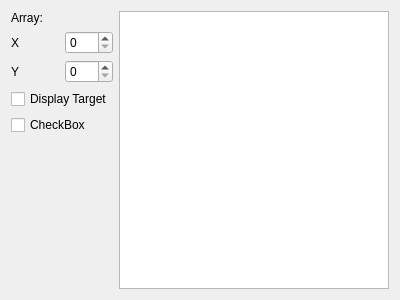
Above: lib/devices/Scanner/ProtocolTemplate.ui from acq4/acq4 before the change. Below: the same form after it.
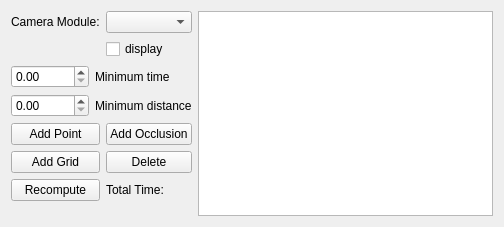
That is the form after the change.

Patch:
```diff
--- a/lib/devices/Scanner/ProtocolTemplate.ui
+++ b/lib/devices/Scanner/ProtocolTemplate.ui
@@ -1,79 +1,104 @@
 <ui version="4.0" >
  <class>Form</class>
- <widget class="QWidget" name="Form" >
-  <property name="geometry" >
+ <widget class="QWidget" name="Form">
+  <property name="geometry">
    <rect>
     <x>0</x>
     <y>0</y>
-    <width>400</width>
-    <height>300</height>
+    <width>504</width>
+    <height>227</height>
    </rect>
   </property>
   <property name="windowTitle" >
    <string>Form</string>
   </property>
-  <layout class="QVBoxLayout" name="verticalLayout" >
-   <item>
-    <layout class="QGridLayout" name="gridLayout_3" >
-     <item rowspan="6" row="0" column="2" >
-      <widget class="QGraphicsView" name="graphicsView_2" />
+  <layout class="QGridLayout" name="gridLayout_2">
+   <item row="0" column="1">
+    <widget class="QComboBox" name="moduleCombo"/>
+   </item>
+   <item row="0" column="2" rowspan="8">
+    <widget class="QListWidget" name="listWidget"/>
+   </item>
+   <item row="0" column="0">
+    <widget class="QLabel" name="label">
+     <property name="text">
+      <string>Camera Module:</string>
+     </property>
+    </widget>
+   </item>
+   <item row="1" column="1">
+    <widget class="QCheckBox" name="displayCheck">
+     <property name="text">
+      <string>display</string>
+     </property>
+    </widget>
+   </item>
+   <item row="2" column="0" colspan="2">
+    <layout class="QGridLayout" name="gridLayout">
+     <item row="0" column="0">
+      <widget class="QDoubleSpinBox" name="minTimeSpin"/>
      </item>
-     <item row="1" column="0" >
-      <widget class="QLabel" name="label_3" >
-       <property name="text" >
-        <string>X</string>
-       </property>
-      </widget>
+     <item row="1" column="0">
+      <widget class="QDoubleSpinBox" name="minDistSpin"/>
      </item>
-     <item row="1" column="1" >
-      <widget class="QSpinBox" name="spinBox_2" />
-     </item>
-     <item row="2" column="0" >
-      <widget class="QLabel" name="label_4" >
-       <property name="text" >
-        <string>Y</string>
+     <item row="1" column="1">
+      <widget class="QLabel" name="label_4">
+       <property name="text">
+        <string>Minimum distance</string>
        </property>
       </widget>
      </item>
-     <item row="2" column="1" >
-      <widget class="QSpinBox" name="spinBox" />
-     </item>
-     <item row="3" column="0" colspan="2" >
-      <widget class="QCheckBox" name="checkBox_4" >
-       <property name="text" >
-        <string>Display Target</string>
+     <item row="0" column="1">
+      <widget class="QLabel" name="label_3">
+       <property name="text">
+        <string>Minimum time</string>
        </property>
       </widget>
      </item>
-     <item row="4" column="0" colspan="2" >
-      <widget class="QCheckBox" name="checkBox_5" >
-       <property name="text" >
-        <string>CheckBox</string>
-       </property>
-      </widget>
-     </item>
-     <item row="0" column="0" colspan="2" >
-      <widget class="QLabel" name="label_11" >
-       <property name="text" >
-        <string>Array:</string>
-       </property>
-      </widget>
-     </item>
-     <item row="5" column="0" >
-      <spacer name="verticalSpacer" >
-       <property name="orientation" >
-        <enum>Qt::Vertical</enum>
-       </property>
-       <property name="sizeHint" stdset="0" >
-        <size>
-         <width>20</width>
-         <height>40</height>
-        </size>
-       </property>
-      </spacer>
-     </item>
     </layout>
    </item>
+   <item row="3" column="1">
+    <widget class="QPushButton" name="addOcclusionBtn">
+     <property name="text">
+      <string>Add Occlusion</string>
+     </property>
+    </widget>
+   </item>
+   <item row="3" column="0">
+    <widget class="QPushButton" name="addPointBtn">
+     <property name="text">
+      <string>Add Point</string>
+     </property>
+    </widget>
+   </item>
+   <item row="4" column="0">
+    <widget class="QPushButton" name="addGridBtn">
+     <property name="text">
+      <string>Add Grid</string>
+     </property>
+    </widget>
+   </item>
+   <item row="5" column="0">
+    <widget class="QPushButton" name="recomputeBtn">
+     <property name="text">
+      <string>Recompute</string>
+     </property>
+    </widget>
+   </item>
+   <item row="5" column="1">
+    <widget class="QLabel" name="timeLabel">
+     <property name="text">
+      <string>Total Time:</string>
+     </property>
+    </widget>
+   </item>
+   <item row="4" column="1">
+    <widget class="QPushButton" name="deleteBtn">
+     <property name="text">
+      <string>Delete</string>
+     </property>
+    </widget>
+   </item>
   </layout>
  </widget>
  <resources/>
```
Left out of the diff: 5 changed lines with no effect on the pictures.
